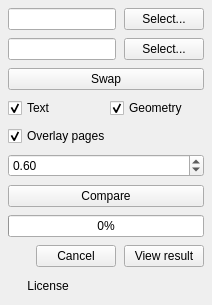
The window that src/compareset/ui/compare_page.ui (Coprela/CompareSet) describes before a commit, drawn with Qt 5.
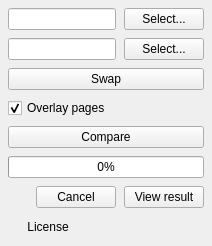
The same window after the commit.

Commit message: Remove unused comparison options

What changed in the file:
```diff
--- a/src/compareset/ui/compare_page.ui
+++ b/src/compareset/ui/compare_page.ui
@@ -56,30 +56,6 @@
     </layout>
    </item>
    <item>
-    <layout class="QHBoxLayout" name="elementsLayout">
-     <item>
-      <widget class="QCheckBox" name="textChk">
-       <property name="text">
-        <string>Text</string>
-       </property>
-       <property name="checked">
-        <bool>true</bool>
-       </property>
-      </widget>
-     </item>
-     <item>
-      <widget class="QCheckBox" name="geomChk">
-       <property name="text">
-        <string>Geometry</string>
-       </property>
-       <property name="checked">
-        <bool>true</bool>
-       </property>
-      </widget>
-     </item>
-    </layout>
-   </item>
-    <item>
     <widget class="QCheckBox" name="overlayChk">
       <property name="text">
        <string>Overlay pages</string>
@@ -89,25 +65,6 @@
       </property>
     </widget>
    </item>
-   <item>
-    <widget class="QDoubleSpinBox" name="iouSpin">
-     <property name="decimals">
-      <number>2</number>
-     </property>
-     <property name="minimum">
-      <double>0.10</double>
-     </property>
-     <property name="maximum">
-      <double>1.00</double>
-     </property>
-     <property name="singleStep">
-      <double>0.05</double>
-     </property>
-     <property name="value">
-      <double>0.60</double>
-     </property>
-    </widget>
-   </item>
    <item>
     <widget class="QPushButton" name="btnCompare">
      <property name="text">
```
The commit also changes 2 other files.
